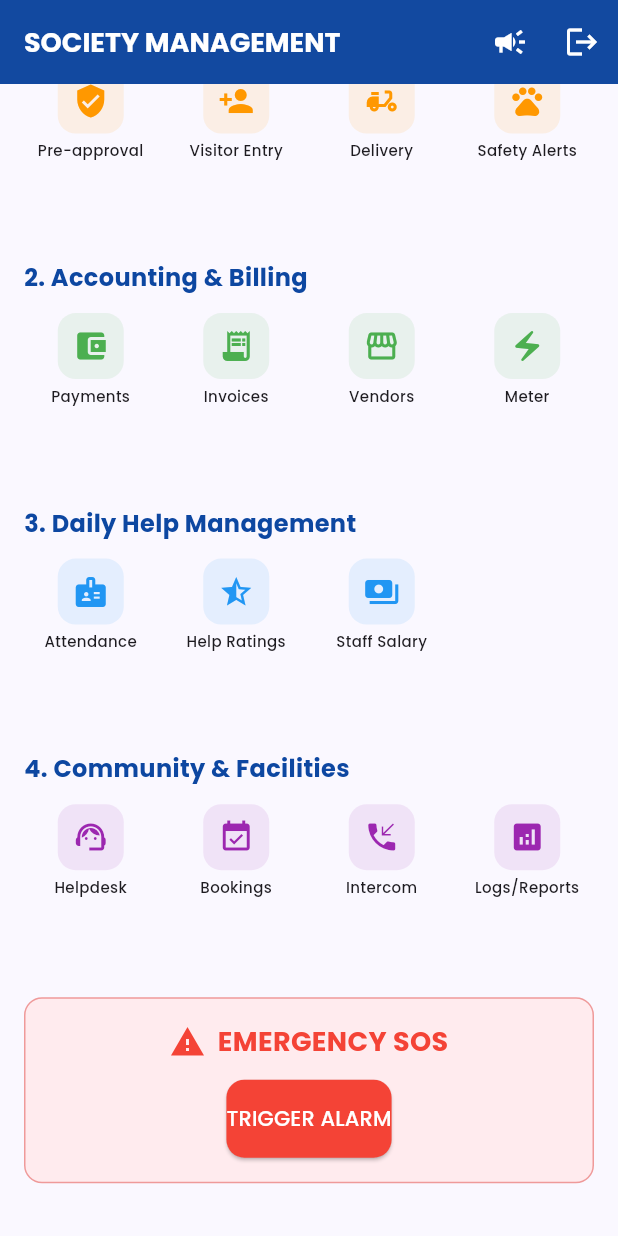
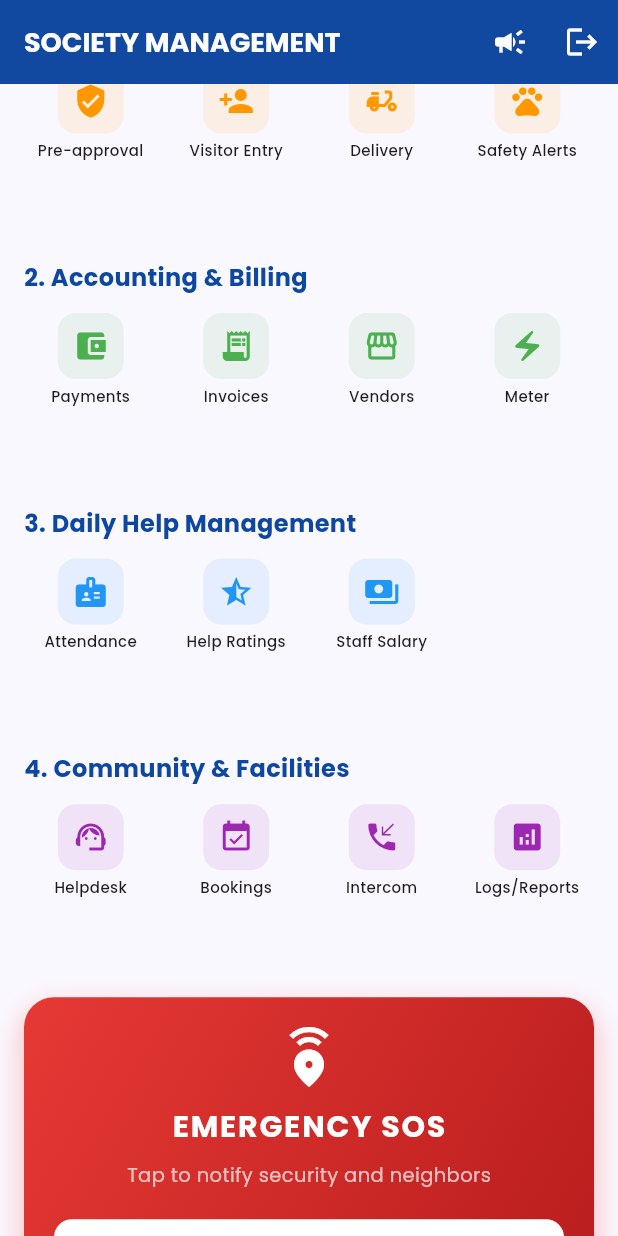
Before and after one commit to DipvisionInfotech/WatchmanApp, a Flutter app: the DashboardScreen screen opened directly, scrolled down 169 dp, on a phone screen of 412 x 824 dp. Run offline on Flutter 3.47's test engine with Material 3 defaults, Android fonts, the phone set to English and light mode, and no system bars; our stand-ins replace font_awesome_flutter, google_fonts.

Commit message:
Improve Emergency SOS button design and add confirmation dialog

```diff
--- a/lib/screens/dashboard_screen.dart
+++ b/lib/screens/dashboard_screen.dart
@@ -151,10 +151,37 @@ class DashboardScreen extends StatelessWidget {
             ]),
 
             const SizedBox(height: 24),
-            _buildEmergencySection(),
+            _buildEmergencySection(context),
             const SizedBox(height: 20),
           ],
         ),
+      ),
+    );
+  }
+
+  void _triggerEmergency(BuildContext context) {
+    showDialog(
+      context: context,
+      builder: (context) => AlertDialog(
+        icon: const Icon(Icons.warning_amber_rounded, color: Colors.red, size: 48),
+        title: const Text('Trigger Emergency Alert?'),
+        content: const Text('This will notify the main gate security and all society members immediately.'),
+        actions: [
+          TextButton(onPressed: () => Navigator.pop(context), child: const Text('CANCEL')),
+          ElevatedButton(
+            onPressed: () {
+              Navigator.pop(context);
+              ScaffoldMessenger.of(context).showSnackBar(
+                const SnackBar(
+                  content: Text('SOS Alert Sent Successfully!'),
+                  backgroundColor: Colors.red,
+                ),
+              );
+            },
+            style: ElevatedButton.styleFrom(backgroundColor: Colors.red, foregroundColor: Colors.white),
+            child: const Text('SEND ALERT'),
+          ),
+        ],
       ),
     );
   }
@@ -243,30 +270,61 @@ class DashboardScreen extends StatelessWidget {
     );
   }
 
-  Widget _buildEmergencySection() {
+  Widget _buildEmergencySection(BuildContext context) {
     return Container(
       width: double.infinity,
-      padding: const EdgeInsets.all(16),
+      padding: const EdgeInsets.all(20),
       decoration: BoxDecoration(
-        color: Colors.red.shade50,
-        borderRadius: BorderRadius.circular(12),
-        border: Border.all(color: Colors.red.shade200),
+        gradient: LinearGradient(
+          colors: [Colors.red.shade600, Colors.red.shade900],
+          begin: Alignment.topLeft,
+          end: Alignment.bottomRight,
+        ),
+        borderRadius: BorderRadius.circular(20),
+        boxShadow: [
+          BoxShadow(
+            color: Colors.red.withOpacity(0.3),
+            blurRadius: 15,
+            spreadRadius: 2,
+            offset: const Offset(0, 8),
+          ),
+        ],
       ),
       child: Column(
         children: [
-          const Row(
-            mainAxisAlignment: MainAxisAlignment.center,
-            children: [
-              Icon(Icons.warning, color: Colors.red),
-              SizedBox(width: 8),
-              Text('EMERGENCY SOS', style: TextStyle(color: Colors.red, fontWeight: FontWeight.bold, fontSize: 18)),
-            ],
+          const Icon(Icons.emergency_share, color: Colors.white, size: 40),
+          const SizedBox(height: 12),
+          Text(
+            'EMERGENCY SOS',
+            style: GoogleFonts.poppins(
+              color: Colors.white,
+              fontWeight: FontWeight.bold,
+              fontSize: 20,
+              letterSpacing: 1.2,
+            ),
           ),
-          const SizedBox(height: 12),
-          ElevatedButton(
-            onPressed: () {},
-            style: ElevatedButton.styleFrom(backgroundColor: Colors.red, foregroundColor: Colors.white),
-            child: const Text('TRIGGER ALARM'),
+          const SizedBox(height: 8),
+          const Text(
+            'Tap to notify security and neighbors',
+            style: TextStyle(color: Colors.white70, fontSize: 13),
+          ),
+          const SizedBox(height: 20),
+          SizedBox(
+            width: double.infinity,
+            child: ElevatedButton(
+              onPressed: () => _triggerEmergency(context),
+              style: ElevatedButton.styleFrom(
+                backgroundColor: Colors.white,
+                foregroundColor: Colors.red.shade900,
+                padding: const EdgeInsets.symmetric(vertical: 16),
+                elevation: 0,
+                shape: RoundedRectangleBorder(borderRadius: BorderRadius.circular(12)),
+              ),
+              child: const Text(
+                'TRIGGER ALARM NOW',
+                style: TextStyle(fontWeight: FontWeight.bold, fontSize: 16),
+              ),
+            ),
           ),
         ],
       ),
```
Also changed, not shown: 1 other file.
